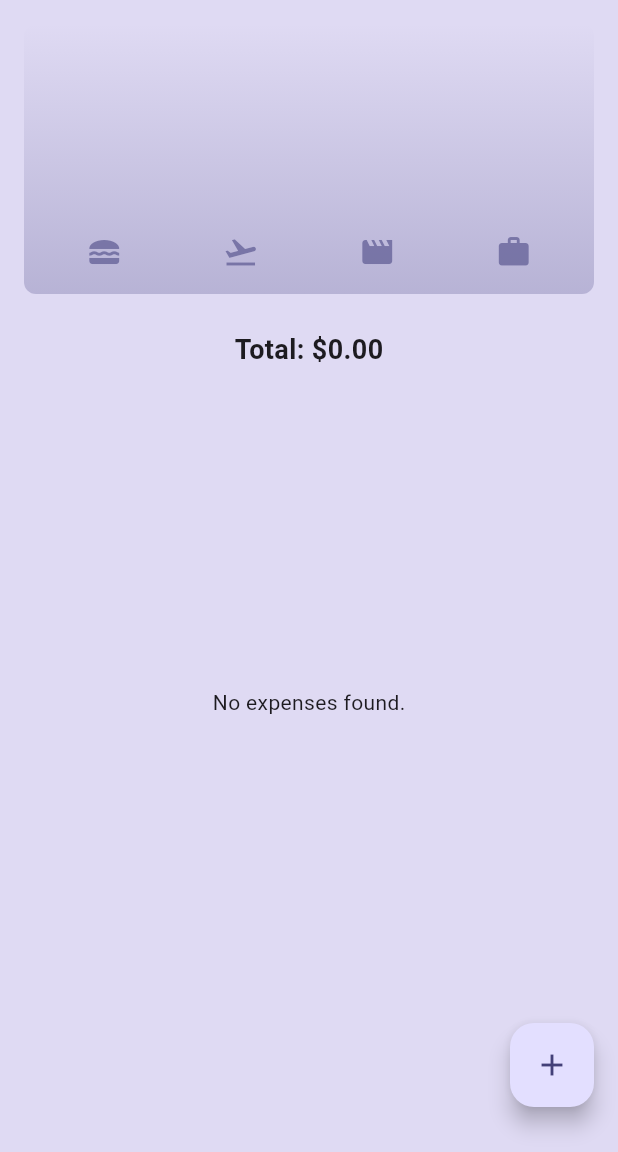
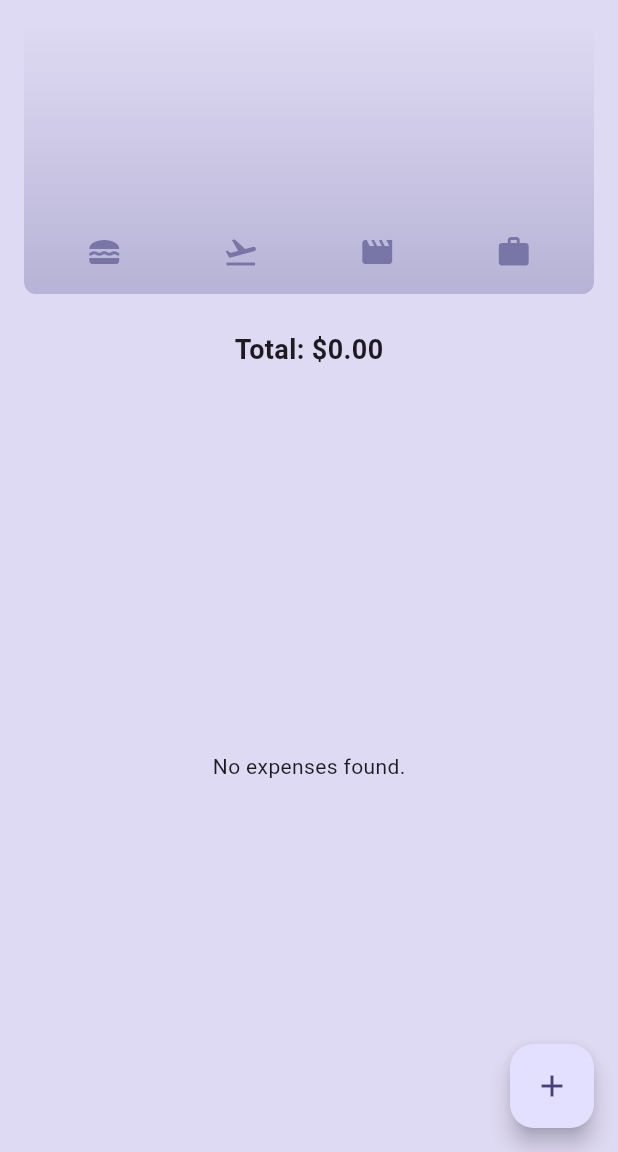
Before and after one commit to tahmidulislamfahim/expense_tracker, a Flutter app: the screen it shows after launch, on a phone screen of 412 x 824 dp, the part 84-1236 px from its top. Run offline on Flutter 3.47's test engine with Material 3 defaults, Android fonts, the phone set to English and light mode, and no system bars; our stand-ins replace shared_preferences.

Commit message:
button location update

```diff
--- a/lib/widgets/expenses.dart
+++ b/lib/widgets/expenses.dart
@@ -155,16 +155,6 @@ class _ExpensesState extends State<Expenses> {
                     ),
                   ),
                   Expanded(child: mainContent),
-                  Align(
-                    alignment: Alignment.bottomRight,
-                    child: Padding(
-                      padding: const EdgeInsets.only(bottom: 30.0, right: 16.0),
-                      child: FloatingActionButton(
-                        onPressed: _openAddExpenseOverlay,
-                        child: const Icon(Icons.add),
-                      ),
-                    ),
-                  ),
                 ],
               )
               : Row(
@@ -188,18 +178,13 @@ class _ExpensesState extends State<Expenses> {
                   ),
                   const SizedBox(width: 20),
                   Expanded(child: mainContent),
-                  Align(
-                    alignment: Alignment.bottomRight,
-                    child: Padding(
-                      padding: const EdgeInsets.only(bottom: 30.0, right: 16.0),
-                      child: FloatingActionButton(
-                        onPressed: _openAddExpenseOverlay,
-                        child: const Icon(Icons.add),
-                      ),
-                    ),
-                  ),
                 ],
               ),
+      floatingActionButton: FloatingActionButton(
+        onPressed: _openAddExpenseOverlay,
+        child: const Icon(Icons.add),
+      ),
+      floatingActionButtonLocation: FloatingActionButtonLocation.endFloat,
     );
   }
 }
--- a/lib/widgets/expenses_list/expenses_list.dart
+++ b/lib/widgets/expenses_list/expenses_list.dart
@@ -36,11 +36,9 @@ class ExpensesList extends StatelessWidget {
           ),
           confirmDismiss: (direction) async {
             if (direction == DismissDirection.startToEnd) {
-              // Open edit modal instead of dismissing
               onEditExpenseTap(expenses[index], index);
-              return false; // Cancel dismissal
+              return false;
             } else if (direction == DismissDirection.endToStart) {
-              // Allow dismissal to delete expense
               return true;
             }
             return false;
```
